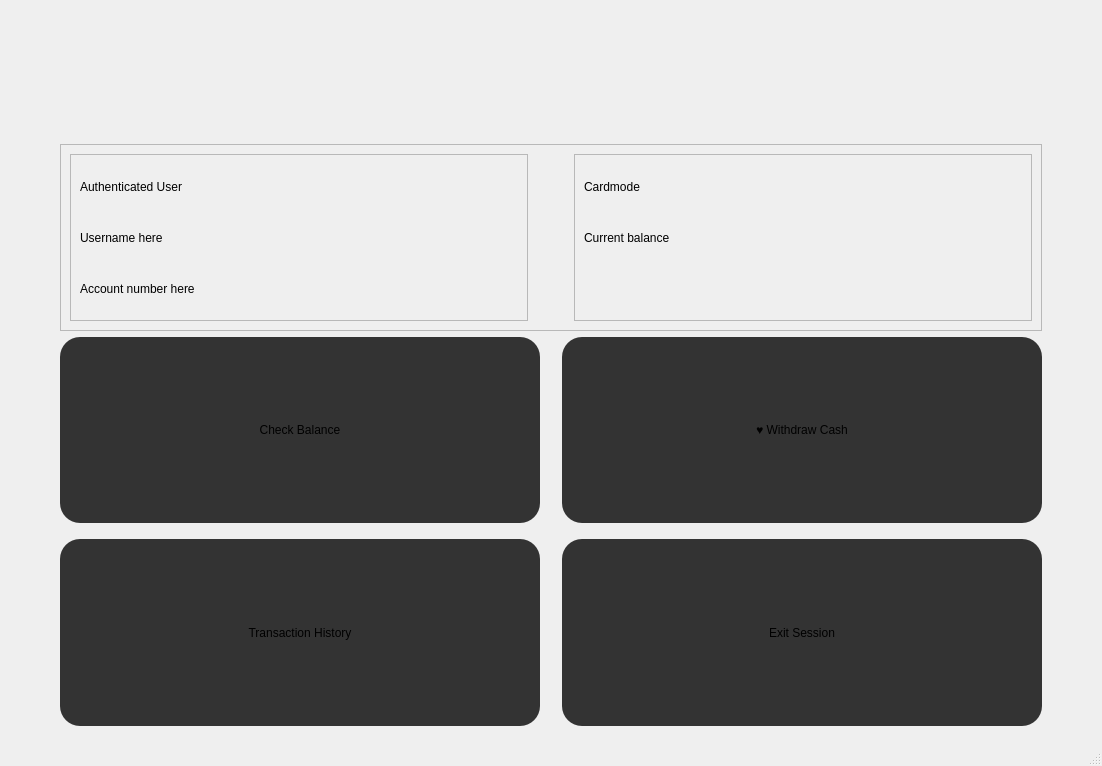
Qt form frontend/mainwindow.ui (tommiLipponen/Pankki) before a commit.
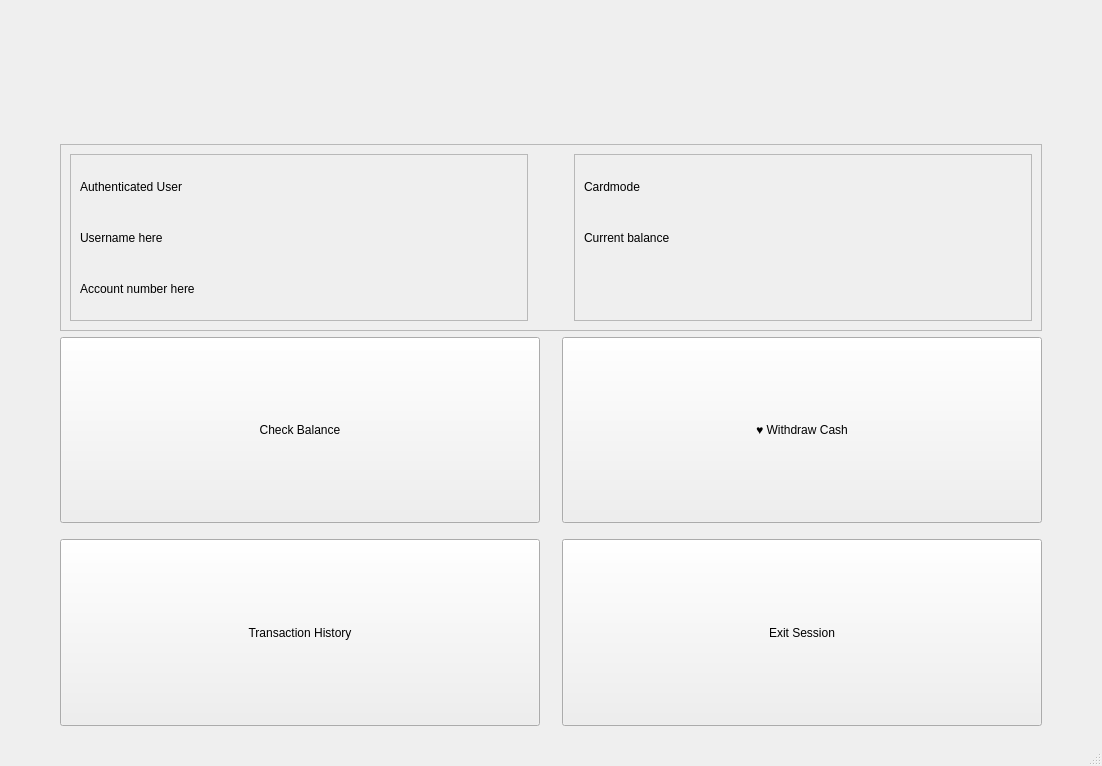
The same form after that commit. The open tabs and pages were chosen to show the change.

Commit message:
Transactions data reset, removed dashboard button stylesheets
Added TransactionsData obj clearing when session is reset.\nAdded transactionErrorLabel and slot for error signaling.\nCleared the dashboard buttons datasheets.

Patch:
```diff
--- a/frontend/mainwindow.ui
+++ b/frontend/mainwindow.ui
@@ -318,14 +318,7 @@
            <font/>
           </property>
           <property name="styleSheet">
-           <string notr="true">QPushButton {
-	background-color: #333;
-	border-radius: 20px;
-}
-
-QPushButton:Hover {
-	background-color: #fff;
-}</string>
+           <string notr="true"/>
           </property>
           <property name="text">
            <string>Check Balance</string>
@@ -347,10 +340,7 @@
            </font>
           </property>
           <property name="styleSheet">
-           <string notr="true">QPushButton {
-	background-color: #333;
-	border-radius: 20px;
-}</string>
+           <string notr="true"/>
           </property>
           <property name="text">
            <string>♥ Withdraw Cash</string>
@@ -372,10 +362,7 @@
            </font>
           </property>
           <property name="styleSheet">
-           <string notr="true">QPushButton {
-	background-color: #333;
-	border-radius: 20px;
-}</string>
+           <string notr="true"/>
           </property>
           <property name="text">
            <string>Transaction History</string>
@@ -397,10 +384,7 @@
            </font>
           </property>
           <property name="styleSheet">
-           <string notr="true">QPushButton {
-	background-color: #333;
-	border-radius: 20px;
-}</string>
+           <string notr="true"/>
           </property>
           <property name="text">
            <string>Exit Session</string>
```
Left out of the diff: 15 changed lines with no effect on the pictures. The commit also changes 3 other files.
